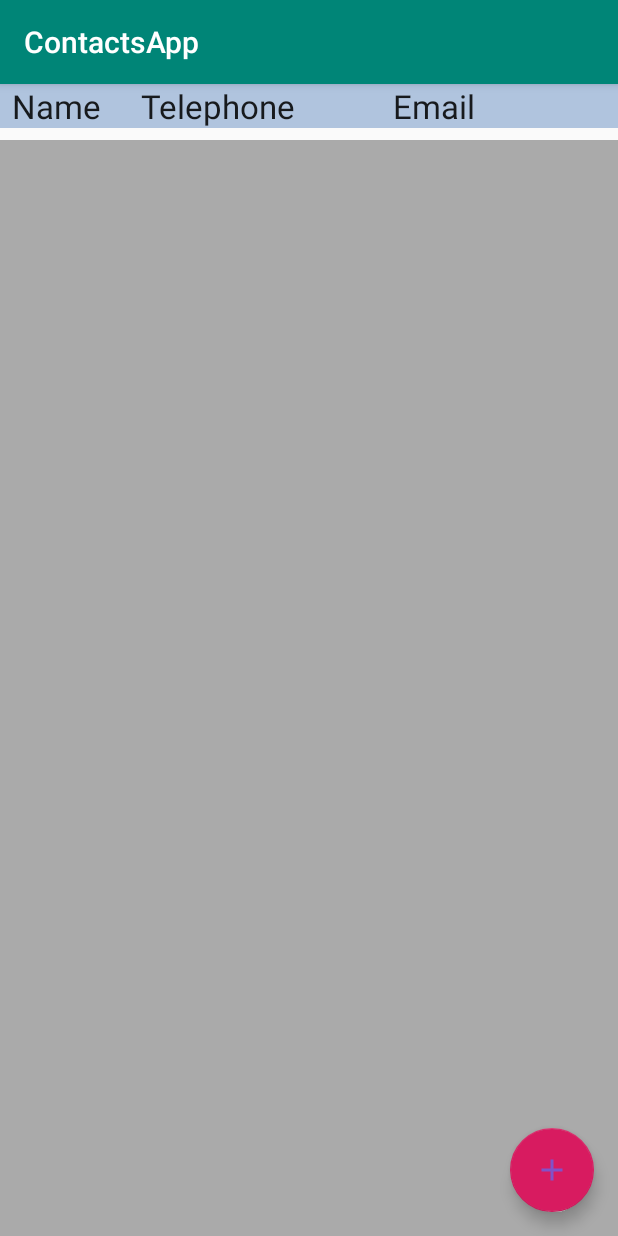
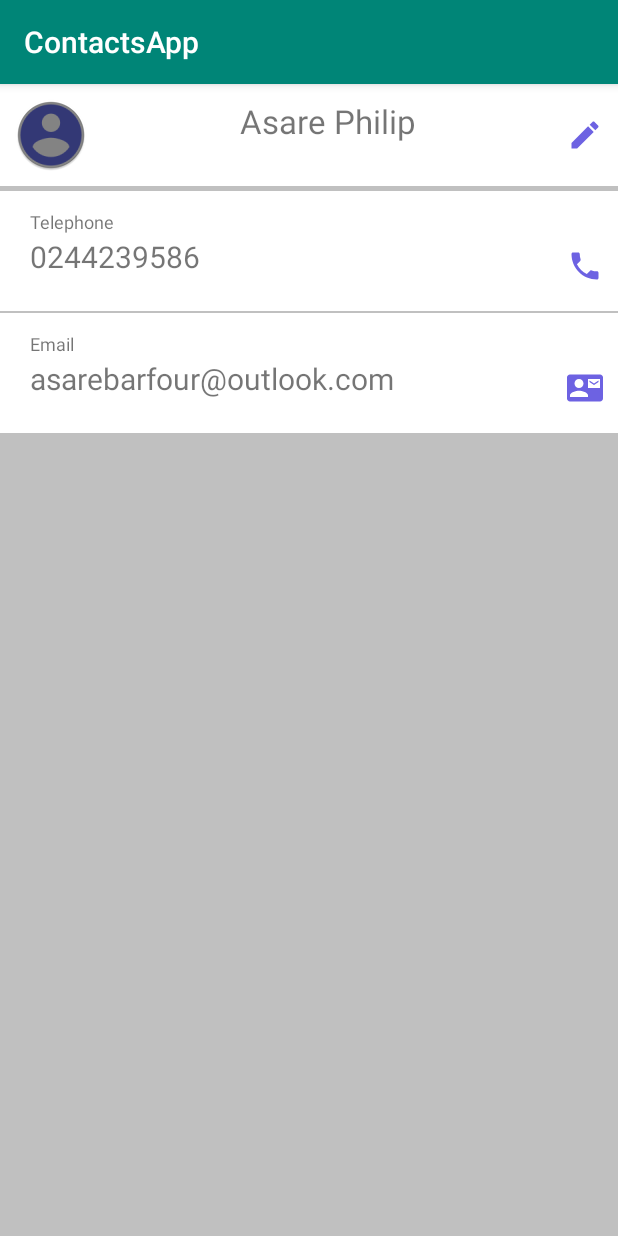
Before and after one commit to Aqibs12/SimpleContactsApp, an Android app: the screen it shows after launch (MainActivity before the commit, ViewContact after it), on a phone screen of 412 x 824 dp. Run offline under Robolectric (Android 15) with nearby library versions, the phone set to English and light mode, and no system bars.

Commit message:
Create View Contact layout and relateed files

```diff
--- /dev/null
+++ b/app/src/main/java/com/boadu/contactsapp/ViewContact.java
@@ -0,0 +1,25 @@
+package com.boadu.contactsapp;
+
+import androidx.appcompat.app.AppCompatActivity;
+
+import android.os.Bundle;
+import android.widget.TextView;
+
+public class ViewContact extends AppCompatActivity {
+
+    TextView txtEmail, txtTel;
+
+
+    @Override
+    protected void onCreate(Bundle savedInstanceState) {
+        super.onCreate(savedInstanceState);
+        setContentView(R.layout.activity_view_contact);
+
+        txtEmail = findViewById(R.id.txtEmail);
+        txtTel = findViewById(R.id.txtTel);
+
+
+
+
+    }
+}
--- /dev/null
+++ b/app/src/main/res/drawable/ic_call_24dp.xml
@@ -0,0 +1,5 @@
+<vector android:alpha="0.99" android:height="24dp"
+    android:tint="#6B60E2" android:viewportHeight="24.0"
+    android:viewportWidth="24.0" android:width="24dp" xmlns:android="http://schemas.android.com/apk/res/android">
+    <path android:fillColor="#FF000000" android:pathData="M6.62,10.79c1.44,2.83 3.76,5.14 6.59,6.59l2.2,-2.2c0.27,-0.27 0.67,-0.36 1.02,-0.24 1.12,0.37 2.33,0.57 3.57,0.57 0.55,0 1,0.45 1,1V20c0,0.55 -0.45,1 -1,1 -9.39,0 -17,-7.61 -17,-17 0,-0.55 0.45,-1 1,-1h3.5c0.55,0 1,0.45 1,1 0,1.25 0.2,2.45 0.57,3.57 0.11,0.35 0.03,0.74 -0.25,1.02l-2.2,2.2z"/>
+</vector>
--- /dev/null
+++ b/app/src/main/res/drawable/ic_call_black_24dp.xml
@@ -0,0 +1,5 @@
+<vector android:alpha="0.99" android:height="24dp"
+    android:tint="#6B60E2" android:viewportHeight="24.0"
+    android:viewportWidth="24.0" android:width="24dp" xmlns:android="http://schemas.android.com/apk/res/android">
+    <path android:fillColor="#FF000000" android:pathData="M6.62,10.79c1.44,2.83 3.76,5.14 6.59,6.59l2.2,-2.2c0.27,-0.27 0.67,-0.36 1.02,-0.24 1.12,0.37 2.33,0.57 3.57,0.57 0.55,0 1,0.45 1,1V20c0,0.55 -0.45,1 -1,1 -9.39,0 -17,-7.61 -17,-17 0,-0.55 0.45,-1 1,-1h3.5c0.55,0 1,0.45 1,1 0,1.25 0.2,2.45 0.57,3.57 0.11,0.35 0.03,0.74 -0.25,1.02l-2.2,2.2z"/>
+</vector>
--- /dev/null
+++ b/app/src/main/res/drawable/ic_contact_mail_24dp.xml
@@ -0,0 +1,5 @@
+<vector android:alpha="0.99" android:height="24dp"
+    android:tint="#6B60E2" android:viewportHeight="24.0"
+    android:viewportWidth="24.0" android:width="24dp" xmlns:android="http://schemas.android.com/apk/res/android">
+    <path android:fillColor="#FF000000" android:pathData="M21,8L21,7l-3,2 -3,-2v1l3,2 3,-2zM22,3L2,3C0.9,3 0,3.9 0,5v14c0,1.1 0.9,2 2,2h20c1.1,0 1.99,-0.9 1.99,-2L24,5c0,-1.1 -0.9,-2 -2,-2zM8,6c1.66,0 3,1.34 3,3s-1.34,3 -3,3 -3,-1.34 -3,-3 1.34,-3 3,-3zM14,18L2,18v-1c0,-2 4,-3.1 6,-3.1s6,1.1 6,3.1v1zM22,12h-8L14,6h8v6z"/>
+</vector>
--- /dev/null
+++ b/app/src/main/res/drawable/ic_edit_24dp.xml
@@ -0,0 +1,5 @@
+<vector android:alpha="0.99" android:height="24dp"
+    android:tint="#6B60E2" android:viewportHeight="24.0"
+    android:viewportWidth="24.0" android:width="24dp" xmlns:android="http://schemas.android.com/apk/res/android">
+    <path android:fillColor="#FF000000" android:pathData="M3,17.25V21h3.75L17.81,9.94l-3.75,-3.75L3,17.25zM20.71,7.04c0.39,-0.39 0.39,-1.02 0,-1.41l-2.34,-2.34c-0.39,-0.39 -1.02,-0.39 -1.41,0l-1.83,1.83 3.75,3.75 1.83,-1.83z"/>
+</vector>
--- /dev/null
+++ b/app/src/main/res/drawable/ic_email_blue_24dp.xml
@@ -0,0 +1,5 @@
+<vector android:alpha="0.99" android:height="24dp"
+    android:tint="#6B60E2" android:viewportHeight="24.0"
+    android:viewportWidth="24.0" android:width="24dp" xmlns:android="http://schemas.android.com/apk/res/android">
+    <path android:fillColor="#FF000000" android:pathData="M20,4L4,4c-1.1,0 -1.99,0.9 -1.99,2L2,18c0,1.1 0.9,2 2,2h16c1.1,0 2,-0.9 2,-2L22,6c0,-1.1 -0.9,-2 -2,-2zM20,8l-8,5 -8,-5L4,6l8,5 8,-5v2z"/>
+</vector>
--- a/app/src/main/res/layout/activity_main.xml
+++ b/app/src/main/res/layout/activity_main.xml
@@ -4,7 +4,7 @@
     android:layout_height="match_parent"
     xmlns:app="http://schemas.android.com/apk/res-auto"
     android:orientation="vertical">
-
+<!--
     <LinearLayout
         app:layout_constraintTop_toTopOf="parent"
         android:layout_width="match_parent"
@@ -35,12 +35,12 @@
             android:layout_weight="5"
             style="@style/table_column"/>
     </LinearLayout>
-
+-->
         <androidx.recyclerview.widget.RecyclerView
-            app:layout_constraintTop_toBottomOf="@+id/column_title"
-            app:layout_constraintBottom_toBottomOf="parent"
+            app:layout_constraintTop_toTopOf="parent"
             app:layout_constraintLeft_toLeftOf="parent"
             app:layout_constraintRight_toRightOf="parent"
+            app:layout_constraintBottom_toBottomOf="parent"
             android:id="@+id/recyclerview"
             android:layout_width="0dp"
             android:layout_height="0dp"
--- /dev/null
+++ b/app/src/main/res/layout/activity_view_contact.xml
@@ -0,0 +1,108 @@
+<?xml version="1.0" encoding="utf-8"?>
+<LinearLayout xmlns:android="http://schemas.android.com/apk/res/android"
+    xmlns:app="http://schemas.android.com/apk/res-auto"
+    android:orientation="vertical"
+    android:layout_width="match_parent"
+    android:layout_height="match_parent"
+    android:padding="0dp"
+    android:background="@color/Silver">
+
+
+    <TextView
+        android:layout_width="match_parent"
+        android:layout_height="wrap_content"
+        android:text="@string/sample_name"
+        android:textAlignment="center"
+        android:textSize="22sp"
+        android:layout_gravity="center_horizontal"
+        android:id="@+id/txtName"
+        android:drawableRight="@drawable/ic_edit_24dp"
+        android:drawableStart="@mipmap/user"
+        android:drawableLeft="@mipmap/user"
+        android:drawableEnd="@drawable/ic_edit_24dp"
+        android:layout_marginBottom="3dp"
+        android:padding="10dp"
+        android:background="@color/white"/>
+
+    <LinearLayout
+        android:layout_width="match_parent"
+        android:layout_height="wrap_content"
+        android:orientation="vertical"
+        android:layout_marginBottom="1dp"
+        android:padding="10dp"
+        android:background="@color/white">
+
+        <TextView
+            android:layout_width="match_parent"
+            android:layout_height="wrap_content"
+            android:text="@string/tel"
+            android:textSize="12sp"
+            android:layout_margin="0dp"
+            android:paddingTop="2dp"
+            android:paddingLeft="10dp"
+            android:paddingBottom="1dp"
+            android:paddingRight="0dp"
+            android:paddingStart="10dp"
+            android:paddingEnd="0dp" />
+
+        <TextView
+            android:layout_width="match_parent"
+            android:layout_height="40dp"
+            android:textSize="20sp"
+            android:layout_margin="0dp"
+            android:paddingTop="0dp"
+            android:paddingLeft="10dp"
+            android:text="@string/sample_tel"
+            android:id="@+id/txtTel"
+            android:paddingStart="10dp"
+            android:paddingRight="0dp"
+            android:paddingEnd="0dp"
+            android:drawableRight="@drawable/ic_call_24dp"
+            android:drawableEnd="@drawable/ic_call_24dp" />
+    </LinearLayout>
+
+
+
+
+    <LinearLayout
+        android:layout_width="match_parent"
+        android:layout_height="wrap_content"
+        android:orientation="vertical"
+        android:layout_marginBottom="1dp"
+        android:padding="10dp"
+        android:background="@color/white">
+
+        <TextView
+            android:layout_width="match_parent"
+            android:layout_height="wrap_content"
+            android:text="@string/email"
+            android:textSize="12sp"
+            android:layout_margin="0dp"
+            android:paddingTop="2dp"
+            android:paddingLeft="10dp"
+            android:paddingBottom="1dp"
+            android:paddingRight="0dp"
+            android:paddingStart="10dp"
+            android:paddingEnd="0dp" />
+
+        <TextView
+            android:layout_width="match_parent"
+            android:layout_height="40dp"
+            android:textSize="20sp"
+            android:layout_margin="0dp"
+            android:paddingTop="0dp"
+            android:paddingLeft="10dp"
+            android:text="@string/sample_email"
+            android:id="@+id/txtEmail"
+            android:paddingStart="10dp"
+            android:paddingRight="0dp"
+            android:paddingEnd="0dp"
+            android:drawableRight="@drawable/ic_contact_mail_24dp"
+            android:drawableEnd="@drawable/ic_contact_mail_24dp" />
+    </LinearLayout>
+
+
+
+
+
+</LinearLayout>
--- a/app/src/main/res/values/colors.xml
+++ b/app/src/main/res/values/colors.xml
@@ -7,5 +7,6 @@
     <color name="LightSteelBlue">#B0C4DE</color>
     <color name="Silver">#C0C0C0</color>
     <color name="black">#000000</color>
+    <color name="white">#ffffff</color>
 
 </resources>
--- a/app/src/main/res/values/strings.xml
+++ b/app/src/main/res/values/strings.xml
@@ -15,4 +15,8 @@
     <string name="delete_contact">Delete Contact</string>
     <string name="update_contact">Update</string>
     <string name="cancel">Cancel</string>
+
+    <string name="user_image">User\'s picture</string>
+
+
 </resources>
```
Also changed, not shown: app/src/main/AndroidManifest.xml (+5 -5 lines), app/src/main/java/com/boadu/contactsapp/EditContact.java (+76 -0 lines), app/src/main/res/layout/recyclerview_item.xml (+27 -7 lines), app/src/main/res/mipmap-hdpi/user.png (added), app/src/main/res/mipmap-mdpi/user.png (added), app/src/main/res/mipmap-xhdpi/user.png (added), app/src/main/res/mipmap-xxhdpi/user.png (added), app/src/main/res/mipmap-xxxhdpi/user.png (added), app/src/main/user-web.png (added).
